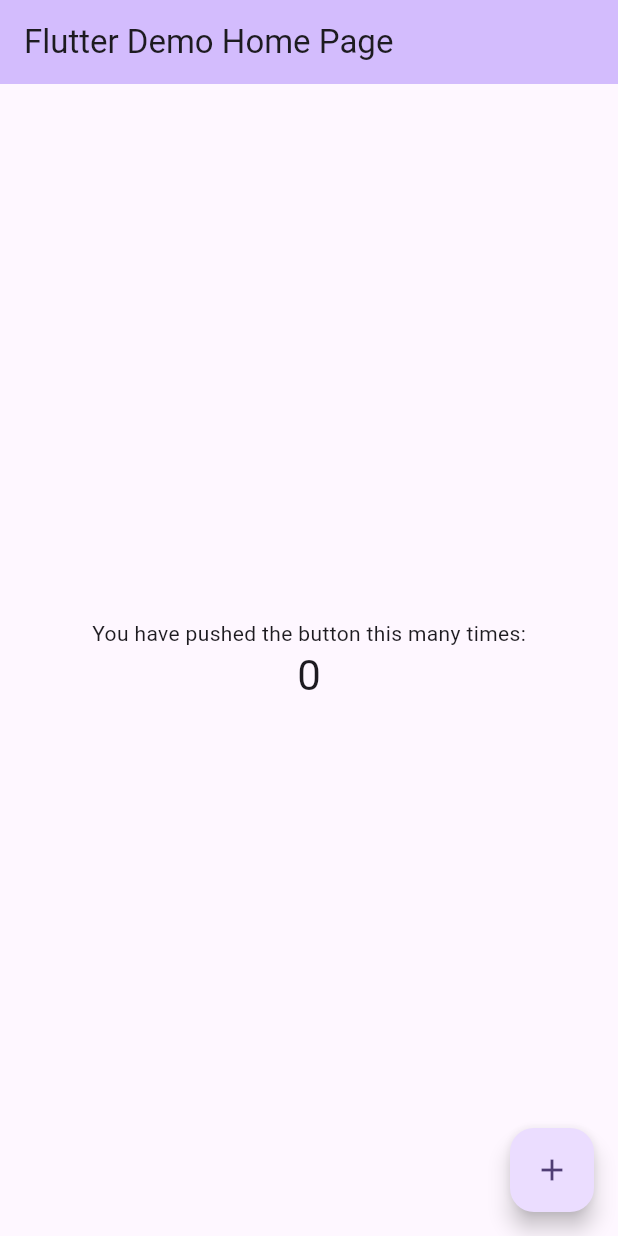
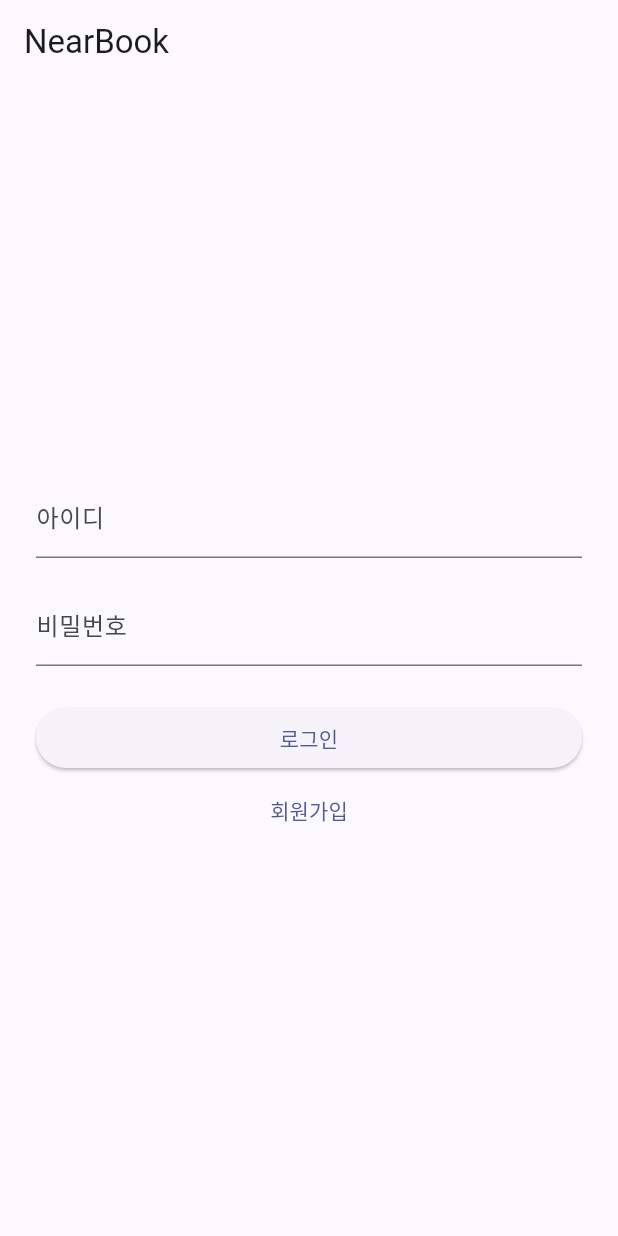
Before and after one commit to kkimhaji/nearbook-frontend, a Flutter app: the screen it shows after launch, on a phone screen of 412 x 824 dp. Run offline on Flutter 3.47's test engine with Material 3 defaults, Android fonts, the phone set to English and light mode, and no system bars; our stand-ins replace dio, flutter_blue_plus, flutter_riverpod, flutter_secure_storage, go_router, socket_io_client.

Commit message:
[feat] add placeholder screens for router navigation

```diff
--- /dev/null
+++ b/lib/core/router/app_router.dart
@@ -0,0 +1,47 @@
+// lib/core/router/app_router.dart
+import 'package:flutter/material.dart';
+import 'package:flutter_riverpod/flutter_riverpod.dart';
+import 'package:go_router/go_router.dart';
+import '../../features/auth/view/login_screen.dart';
+import '../../features/auth/view/register_screen.dart';
+import '../../features/nearby/view/nearby_screen.dart';
+import '../../features/guestbook/view/guestbook_screen.dart';
+import '../../features/friend/view/friend_screen.dart';
+
+final appRouterProvider = Provider<GoRouter>((ref) {
+  return GoRouter(
+    initialLocation: '/login',
+    routes: [
+      GoRoute(path: '/login', builder: (_, __) => const LoginScreen()),
+      GoRoute(path: '/register', builder: (_, __) => const RegisterScreen()),
+      ShellRoute(
+        builder: (context, state, child) => MainShell(child: child),
+        routes: [
+          GoRoute(path: '/nearby', builder: (_, __) => const NearbyScreen()),
+          GoRoute(path: '/friends', builder: (_, __) => const FriendScreen()),
+          GoRoute(
+              path: '/guestbook', builder: (_, __) => const GuestbookScreen()),
+        ],
+      ),
+    ],
+  );
+});
+
+class MainShell extends StatelessWidget {
+  final Widget child;
+  const MainShell({super.key, required this.child});
+
+  @override
+  Widget build(BuildContext context) {
+    return Scaffold(
+      body: child,
+      bottomNavigationBar: NavigationBar(
+        destinations: const [
+          NavigationDestination(icon: Icon(Icons.radar), label: '주변'),
+          NavigationDestination(icon: Icon(Icons.people), label: '친구'),
+          NavigationDestination(icon: Icon(Icons.book), label: '방명록'),
+        ],
+      ),
+    );
+  }
+}
--- /dev/null
+++ b/lib/features/auth/view/login_screen.dart
@@ -0,0 +1,60 @@
+import 'package:flutter/material.dart';
+import 'package:go_router/go_router.dart';
+
+class LoginScreen extends StatefulWidget {
+  const LoginScreen({super.key});
+
+  @override
+  State<LoginScreen> createState() => _LoginScreenState();
+}
+
+class _LoginScreenState extends State<LoginScreen> {
+  final _usernameController = TextEditingController();
+  final _passwordController = TextEditingController();
+
+  @override
+  void dispose() {
+    _usernameController.dispose();
+    _passwordController.dispose();
+    super.dispose();
+  }
+
+  @override
+  Widget build(BuildContext context) {
+    return Scaffold(
+      appBar: AppBar(title: const Text('NearBook')),
+      body: Padding(
+        padding: const EdgeInsets.all(24.0),
+        child: Column(
+          mainAxisAlignment: MainAxisAlignment.center,
+          children: [
+            TextField(
+              controller: _usernameController,
+              decoration: const InputDecoration(labelText: '아이디'),
+            ),
+            const SizedBox(height: 16),
+            TextField(
+              controller: _passwordController,
+              obscureText: true,
+              decoration: const InputDecoration(labelText: '비밀번호'),
+            ),
+            const SizedBox(height: 24),
+            SizedBox(
+              width: double.infinity,
+              child: ElevatedButton(
+                onPressed: () {
+                  // 6단계에서 구현
+                },
+                child: const Text('로그인'),
+              ),
+            ),
+            TextButton(
+              onPressed: () => context.go('/register'),
+              child: const Text('회원가입'),
+            ),
+          ],
+        ),
+      ),
+    );
+  }
+}
--- a/lib/main.dart
+++ b/lib/main.dart
@@ -1,122 +1,29 @@
 import 'package:flutter/material.dart';
+import 'package:flutter_riverpod/flutter_riverpod.dart';
+import 'core/router/app_router.dart';
 
 void main() {
-  runApp(const MyApp());
+  runApp(
+    const ProviderScope(
+      child: NearBookApp(),
+    ),
+  );
 }
 
-class MyApp extends StatelessWidget {
-  const MyApp({super.key});
+class NearBookApp extends ConsumerWidget {
+  const NearBookApp({super.key});
 
-  // This widget is the root of your application.
   @override
-  Widget build(BuildContext context) {
-    return MaterialApp(
-      title: 'Flutter Demo',
+  Widget build(BuildContext context, WidgetRef ref) {
+    final router = ref.watch(appRouterProvider);
+
+    return MaterialApp.router(
+      title: 'NearBook',
       theme: ThemeData(
-        // This is the theme of your application.
-        //
-        // TRY THIS: Try running your application with "flutter run". You'll see
-        // the application has a purple toolbar. Then, without quitting the app,
-        // try changing the seedColor in the colorScheme below to Colors.green
-        // and then invoke "hot reload" (save your changes or press the "hot
-        // reload" button in a Flutter-supported IDE, or press "r" if you used
-        // the command line to start the app).
-        //
-        // Notice that the counter didn't reset back to zero; the application
-        // state is not lost during the reload. To reset the state, use hot
-        // restart instead.
-        //
-        // This works for code too, not just values: Most code changes can be
-        // tested with just a hot reload.
-        colorScheme: .fromSeed(seedColor: Colors.deepPurple),
+        colorScheme: ColorScheme.fromSeed(seedColor: const Color(0xFF4F6EF7)),
+        useMaterial3: true,
       ),
-      home: const MyHomePage(title: 'Flutter Demo Home Page'),
+      routerConfig: router,
     );
   }
 }
-
-class MyHomePage extends StatefulWidget {
-  const MyHomePage({super.key, required this.title});
-
-  // This widget is the home page of your application. It is stateful, meaning
-  // that it has a State object (defined below) that contains fields that affect
-  // how it looks.
-
-  // This class is the configuration for the state. It holds the values (in this
-  // case the title) provided by the parent (in this case the App widget) and
-  // used by the build method of the State. Fields in a Widget subclass are
-  // always marked "final".
-
-  final String title;
-
-  @override
-  State<MyHomePage> createState() => _MyHomePageState();
-}
-
-class _MyHomePageState extends State<MyHomePage> {
-  int _counter = 0;
-
-  void _incrementCounter() {
-    setState(() {
-      // This call to setState tells the Flutter framework that something has
-      // changed in this State, which causes it to rerun the build method below
-      // so that the display can reflect the updated values. If we changed
-      // _counter without calling setState(), then the build method would not be
-      // called again, and so nothing would appear to happen.
-      _counter++;
-    });
-  }
-
-  @override
-  Widget build(BuildContext context) {
-    // This method is rerun every time setState is called, for instance as done
-    // by the _incrementCounter method above.
-    //
-    // The Flutter framework has been optimized to make rerunning build methods
-    // fast, so that you can just rebuild anything that needs updating rather
-    // than having to individually change instances of widgets.
-    return Scaffold(
-      appBar: AppBar(
-        // TRY THIS: Try changing the color here to a specific color (to
-        // Colors.amber, perhaps?) and trigger a hot reload to see the AppBar
-        // change color while the other colors stay the same.
-        backgroundColor: Theme.of(context).colorScheme.inversePrimary,
-        // Here we take the value from the MyHomePage object that was created by
-        // the App.build method, and use it to set our appbar title.
-        title: Text(widget.title),
-      ),
-      body: Center(
-        // Center is a layout widget. It takes a single child and positions it
-        // in the middle of the parent.
-        child: Column(
-          // Column is also a layout widget. It takes a list of children and
-          // arranges them vertically. By default, it sizes itself to fit its
-          // children horizontally, and tries to be as tall as its parent.
-          //
-          // Column has various properties to control how it sizes itself and
-          // how it positions its children. Here we use mainAxisAlignment to
-          // center the children vertically; the main axis here is the vertical
-          // axis because Columns are vertical (the cross axis would be
-          // horizontal).
-          //
-          // TRY THIS: Invoke "debug painting" (choose the "Toggle Debug Paint"
-          // action in the IDE, or press "p" in the console), to see the
-          // wireframe for each widget.
-          mainAxisAlignment: .center,
-          children: [
-            const Text('You have pushed the button this many times:'),
-            Text(
-              '$_counter',
-              style: Theme.of(context).textTheme.headlineMedium,
-            ),
-          ],
-        ),
-      ),
-      floatingActionButton: FloatingActionButton(
-        onPressed: _incrementCounter,
-        tooltip: 'Increment',
-        child: const Icon(Icons.add),
-      ),
-    );
-  }
-}
```
Also changed, not shown: lib/features/auth/view/register_screen.dart (added, +75 -0 lines), lib/features/friend/view/friend_screen.dart (added, +14 -0 lines), lib/features/guestbook/view/guestbook_screen.dart (added, +14 -0 lines), lib/features/guestbook/view/write_screen.dart (added, +14 -0 lines), lib/features/nearby/view/nearby_screen.dart (added, +14 -0 lines).
